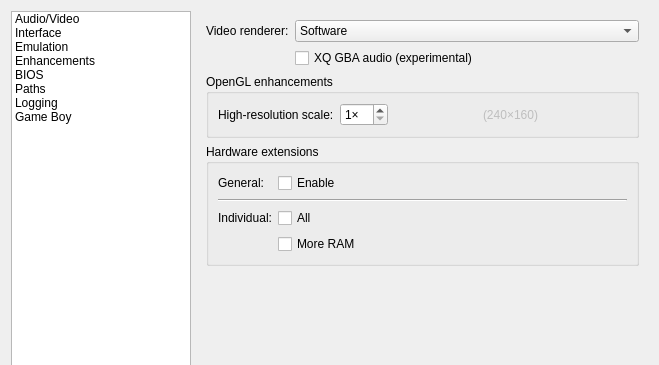
The window that src/platform/qt/SettingsView.ui (mgba-emu/mgba) describes before a commit, drawn with Qt 5; both pictures show x 0 to 659 and y 0 to 365 of the 659 by 656 pixel window.
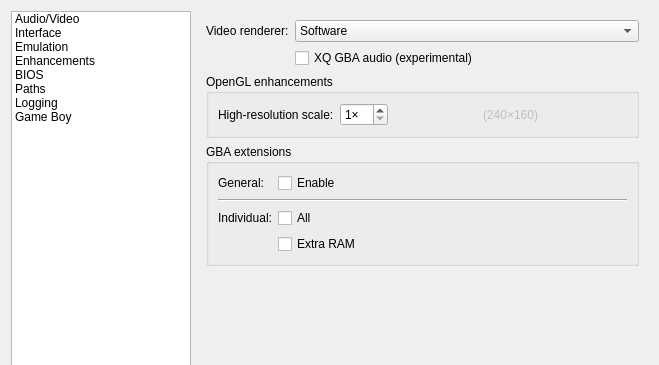
The same window after the commit. The open tabs and pages were chosen to show the change.

Commit message: Removed gba extensions command line args. Also removed their optiond from core options. Renamed said options in the gba core. Renamed "More RAM" to "Extra RAM". Removed flags registers and added one register to specifically enable the extra RAM extension.

What changed in the file:
```diff
--- a/src/platform/qt/SettingsView.ui
+++ b/src/platform/qt/SettingsView.ui
@@ -1152,7 +1152,7 @@
        <item row="3" column="0" colspan="2">
         <widget class="QGroupBox" name="hwExGroupBox">
          <property name="title">
-          <string>Hardware extensions</string>
+          <string>GBA extensions</string>
          </property>
          <layout class="QFormLayout" name="formLayout_11">
           <property name="fieldGrowthPolicy">
@@ -1196,7 +1196,7 @@
           <item row="3" column="1">
            <widget class="QCheckBox" name="hwEx0CheckBox">
             <property name="text">
-             <string>More RAM</string>
+             <string>Extra RAM</string>
             </property>
            </widget>
           </item>
```
Left out of the diff: 6 changed lines with no effect on the pictures. The commit also changes 11 other files.
